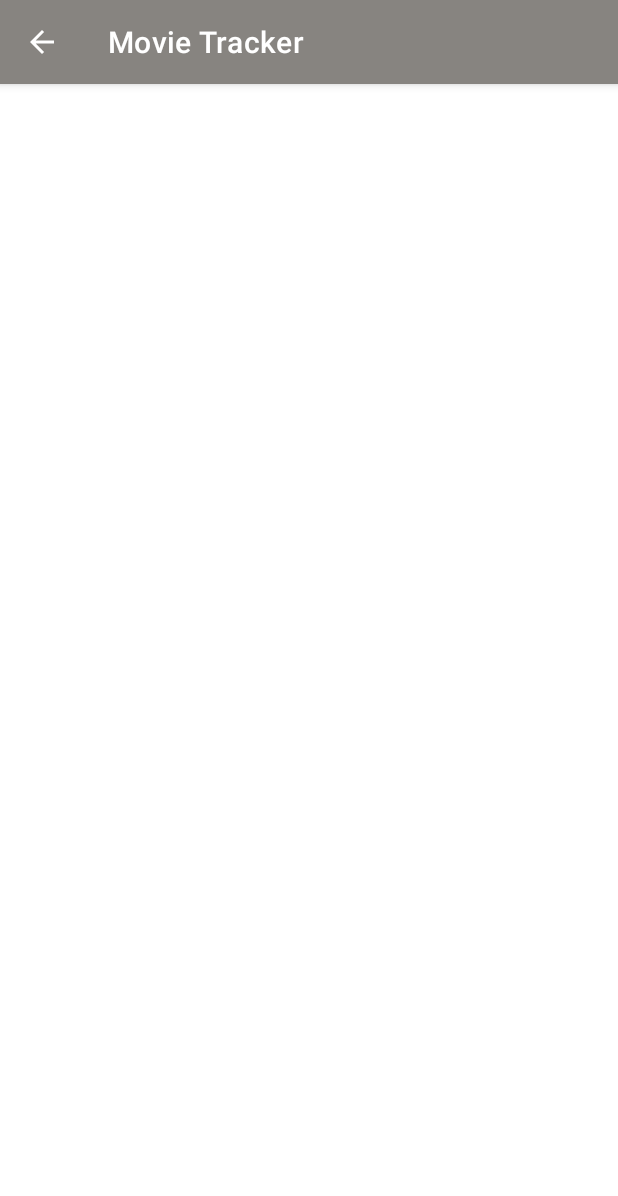
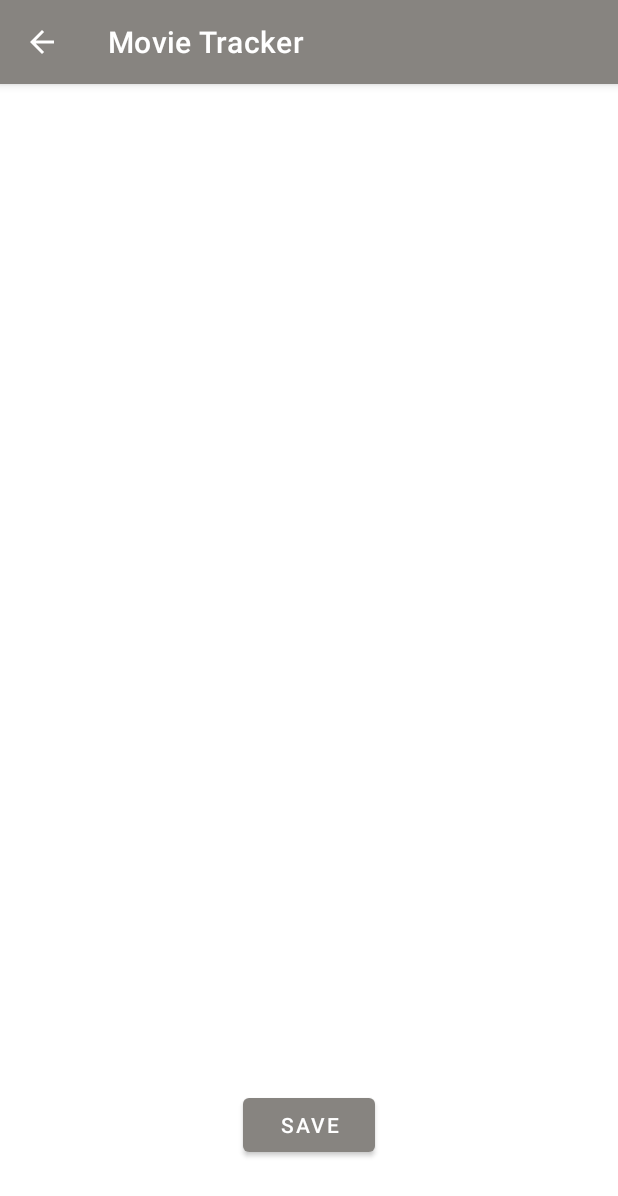
Before and after one commit to maneesha14w/MovieTracker, an Android app: the Favorites screen opened directly, with no data from a screen before it, on a phone screen of 412 x 824 dp. Shown: the top 1196 px of the screen. Run offline under Robolectric (Android 15) with nearby library versions, the phone set to English and light mode, and no system bars.

Commit message:
front end for favorites page is done

```diff
--- a/app/src/main/java/com/maneesha14w/movietracker/DisplayMovie.java
+++ b/app/src/main/java/com/maneesha14w/movietracker/DisplayMovie.java
@@ -50,6 +50,9 @@ public class DisplayMovie extends AppCompatActivity {
         ListAdapter adapter = new ArrayAdapter<>(this, android.R.layout.simple_list_item_multiple_choice, dataList);
         listView.setAdapter(adapter);
         listView.setChoiceMode(ListView.CHOICE_MODE_MULTIPLE); //checkbox setting
+//        for(int i = 0; i < adapter.getCount(); i++){
+//            listView.setItemChecked(i, true);
+//        }
 
     }
 
--- a/app/src/main/java/com/maneesha14w/movietracker/Favorites.java
+++ b/app/src/main/java/com/maneesha14w/movietracker/Favorites.java
@@ -3,12 +3,25 @@ package com.maneesha14w.movietracker;
 import androidx.appcompat.app.AppCompatActivity;
 
 import android.os.Bundle;
+import android.view.View;
+import android.widget.ListView;
 
 public class Favorites extends AppCompatActivity {
+
+    //vars
+    private static final String TAG = "DISPLAY_MOVIE";
+    private DbHelper dbHelper; // dbHelper obj
+    private ListView listView; // listView var to setAdapter to
 
     @Override
     protected void onCreate(Bundle savedInstanceState) {
         super.onCreate(savedInstanceState);
         setContentView(R.layout.activity_favorites);
+
+
+    }
+
+    public void deselectFavorites(View view) {
+
     }
 }
--- a/app/src/main/res/layout/activity_favorites.xml
+++ b/app/src/main/res/layout/activity_favorites.xml
@@ -6,4 +6,32 @@
     android:layout_height="match_parent"
     tools:context=".Favorites">
 
+    <ListView
+        android:id="@+id/lv_favorites"
+        android:layout_width="0dp"
+        android:layout_height="0dp"
+        android:layout_marginBottom="34dp"
+        android:divider="@color/grey"
+        android:dividerHeight="2dp"
+        android:listSelector="@color/white"
+        android:choiceMode="multipleChoice"
+        app:layout_constraintBottom_toTopOf="@+id/btn_save"
+        app:layout_constraintEnd_toEndOf="parent"
+        app:layout_constraintHorizontal_bias="0.5"
+        app:layout_constraintStart_toStartOf="parent"
+        app:layout_constraintTop_toTopOf="parent" />
+
+    <Button
+        android:id="@+id/btn_save"
+        android:layout_width="wrap_content"
+        android:layout_height="0dp"
+        android:layout_marginBottom="50dp"
+        android:text="@string/save"
+        app:layout_constraintBottom_toBottomOf="parent"
+        app:layout_constraintEnd_toEndOf="parent"
+        app:layout_constraintHorizontal_bias="0.5"
+        app:layout_constraintStart_toStartOf="parent"
+        android:onClick="deselectFavorites"
+        />
+
 </androidx.constraintlayout.widget.ConstraintLayout>
```
